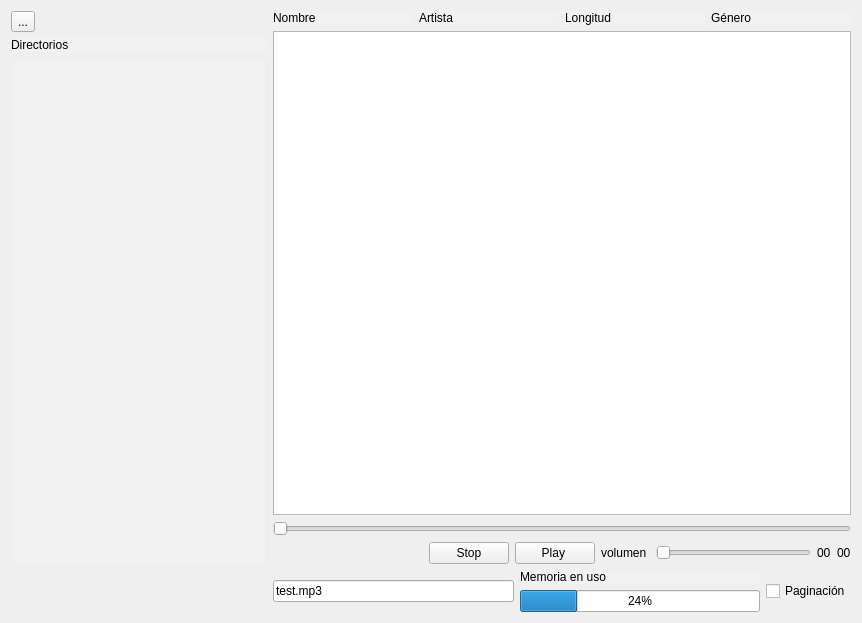
Above: Proyecto1-Radio/widget.ui from lazhero/RadioOdyssey before the change. Below: the same form after it.
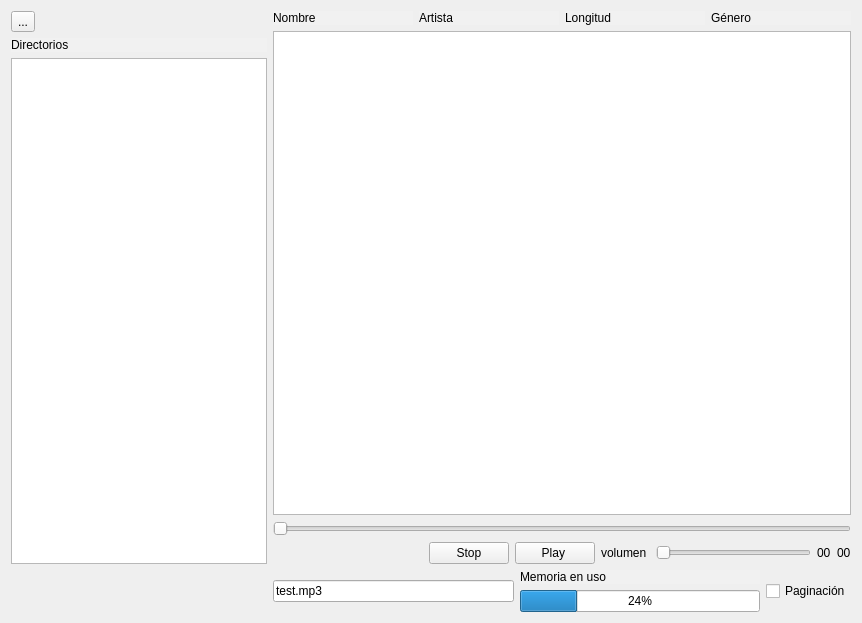
That is the form after the change.

Commit message: capability to add new items to the list file

Patch:
```diff
--- a/Proyecto1-Radio/widget.ui
+++ b/Proyecto1-Radio/widget.ui
@@ -38,12 +38,7 @@
       </widget>
      </item>
      <item>
-      <widget class="QListView" name="TextInput">
-       <property name="styleSheet">
-        <string notr="true">border-color: rgba(255, 255, 255, 28);
-background-color: rgba(255, 255, 255, 28);</string>
-       </property>
-      </widget>
+      <widget class="QListWidget" name="directorios"/>
      </item>
     </layout>
    </item>
```
Left out of the diff: 12 changed lines with no effect on the pictures. The commit also changes 8 other files.
